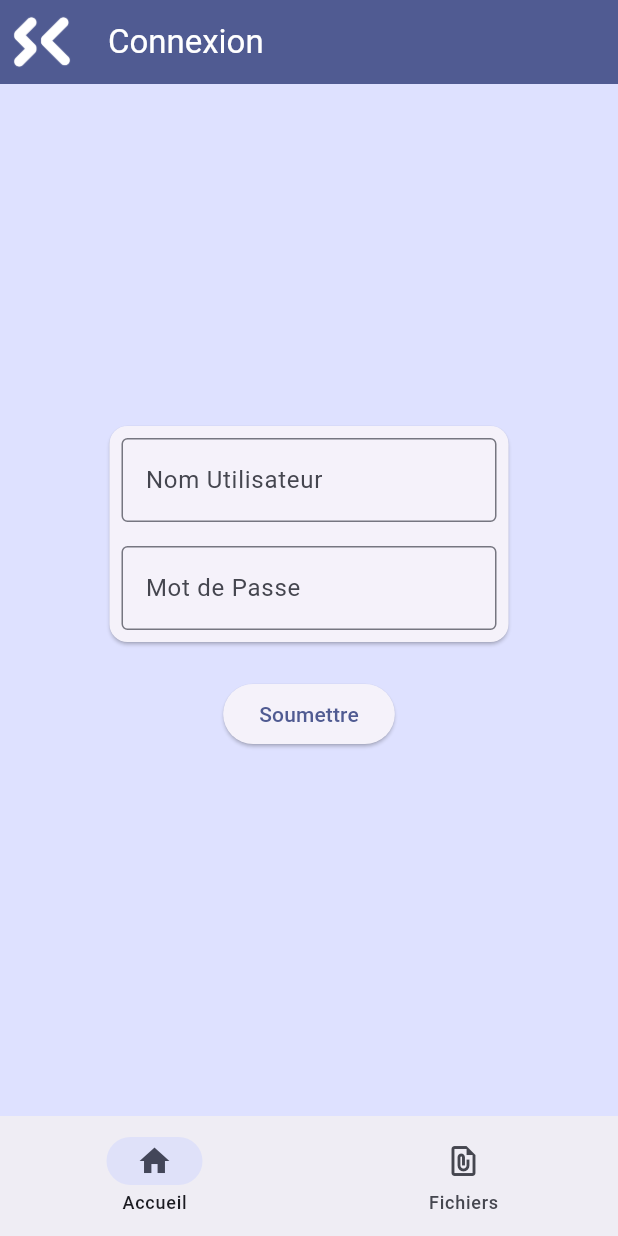
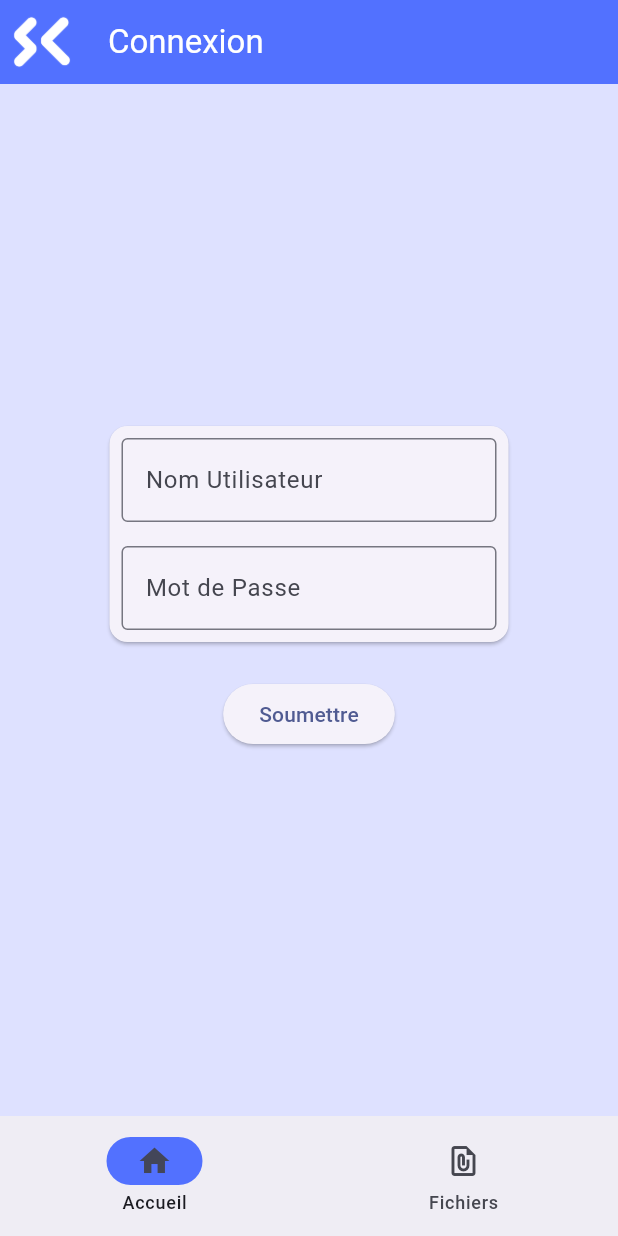
Before and after one commit to SylaneCpn/SCloud_UI, a Flutter app: the screen it shows after launch, on a phone screen of 412 x 824 dp. Run offline on Flutter 3.47's test engine with Material 3 defaults, Android fonts, the phone set to English and light mode, and no system bars; our stand-ins replace dio, file_picker; missing offline and left inert: flutter_file_dialog, flutter_highlighting, highlighting, media_kit, media_kit_video, pdfrx.

Commit message:
layout + theme

```diff
--- a/lib/custom_widgets/home_page_widgets/connected.dart
+++ b/lib/custom_widgets/home_page_widgets/connected.dart
@@ -13,7 +13,7 @@ class ConnectedPage extends StatelessWidget {
     var state = context.watch<AppState>();
     return Scaffold(
       appBar: AppBar(
-        backgroundColor: Theme.of(context).colorScheme.primary,
+        backgroundColor: Color.fromARGB(255, 82, 113, 255),
         foregroundColor: Theme.of(context).colorScheme.onPrimary,
         leading: Padding(
           padding: const EdgeInsets.all(8.0),
--- a/lib/custom_widgets/home_page_widgets/form.dart
+++ b/lib/custom_widgets/home_page_widgets/form.dart
@@ -37,7 +37,7 @@ class _LoginFormState extends State<LoginForm> {
         padding: const EdgeInsets.all(8.0),
         child: Image.asset('assets/icon/icon_white.png'),
       ),
-      backgroundColor: Theme.of(context).colorScheme.primary,
+      backgroundColor: Color.fromARGB(255, 82, 113, 255),
       foregroundColor: Theme.of(context).colorScheme.onPrimary,
       ),
       body: Container(
--- a/lib/data_structures/appstate.dart
+++ b/lib/data_structures/appstate.dart
@@ -17,7 +17,7 @@ import 'dart:io' show File, Platform;
 import "package:sylcpn_io/utils.dart";
 
 class AppState extends ChangeNotifier {
-  final addr = "http://192.168.177.106:8000";
+  final addr = "http://192.168.50.45:8000";
   String name = "null";
   String password = "null";
   String currentPath = "files/";
--- a/lib/main_page.dart
+++ b/lib/main_page.dart
@@ -27,7 +27,7 @@ class _MainPageState extends State<MainPage> {
             currentPageIndex = index;
           });
         },
-        // indicatorColor: Theme.of(context).colorScheme.primary,
+        indicatorColor: Color.fromARGB(255, 82, 113, 255),
         selectedIndex: currentPageIndex,
         destinations: [
           NavigationDestination(
--- a/lib/pages/files.dart
+++ b/lib/pages/files.dart
@@ -39,7 +39,7 @@ class FilesPage extends StatelessWidget {
     return Scaffold(
       appBar: AppBar(title: Text('Fichiers'),
       leading: GestureDetector( onTap: state.resetFileInPath,child: userPicture ,),
-      backgroundColor: Theme.of(context).colorScheme.primary,
+      backgroundColor: Color.fromARGB(255, 82, 113, 255),
       foregroundColor: Theme.of(context).colorScheme.onPrimary,
       ),
       body: body ,
--- a/pubspec.yaml
+++ b/pubspec.yaml
@@ -48,6 +48,7 @@ dependencies:
   media_kit: ^1.1.11
   media_kit_video: ^1.2.5
   media_kit_libs_video: ^1.0.5
+  flutter_highlighting: ^0.9.0+11.8.0
 
 
 dev_dependencies:
```
Also changed, not shown: lib/custom_widgets/files_page_widgets/full_file.dart (+9 -8 lines), lib/utils.dart (+22 -0 lines), pubspec.lock.
